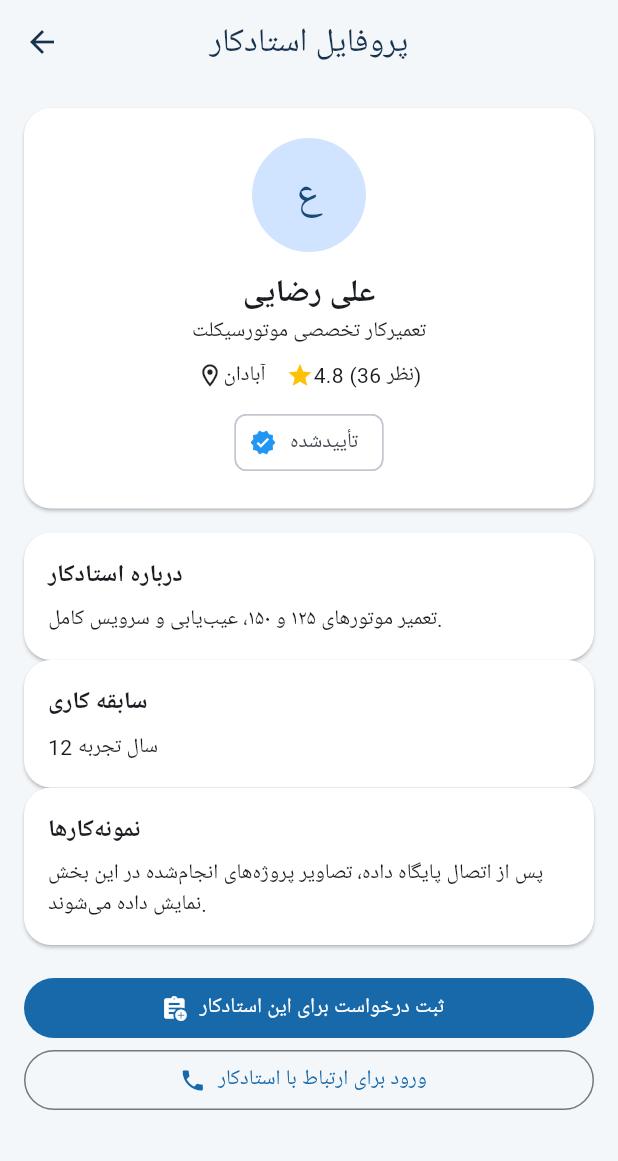
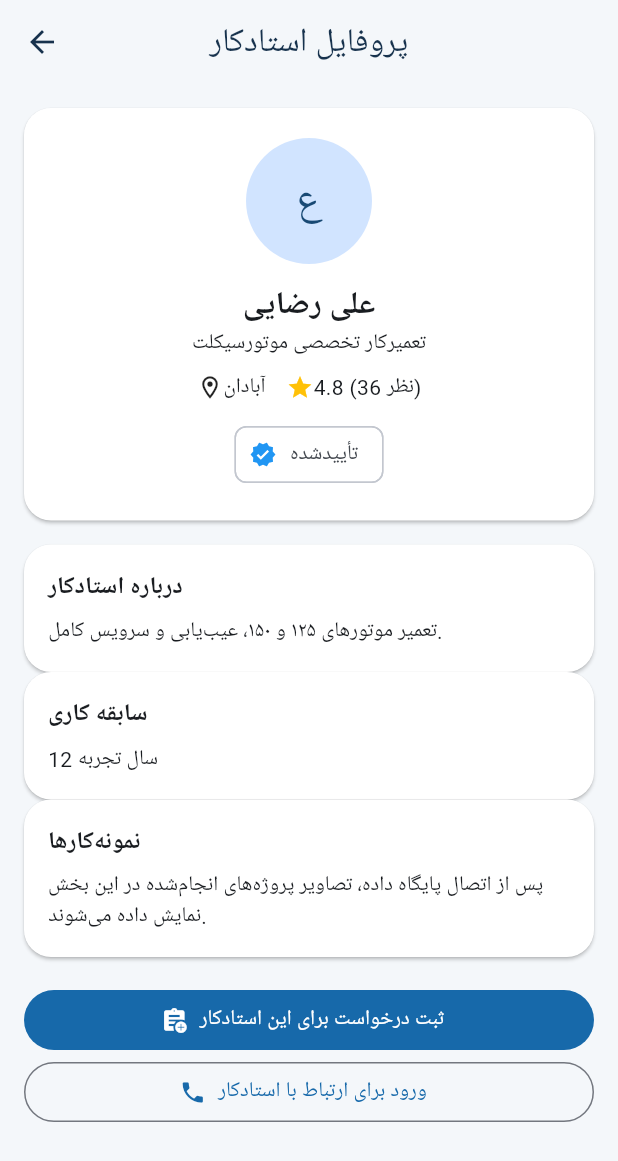
Before and after one commit to mahmood-shabani/ostadchi, a Flutter app: the WorkerDetailScreen screen opened directly with sample values from the repository, on a phone screen of 412 x 824 dp. Shown: the top 1161 px of the screen. Run offline on Flutter 3.47's test engine with Material 3 defaults, Android fonts, the phone set to English and light mode, and no system bars; our stand-ins replace image_picker, shared_preferences, supabase_flutter; accounts and stored records are empty.

Commit message:
Display worker photo on profile detail

```diff
--- a/lib/features/workers/worker_detail_screen.dart
+++ b/lib/features/workers/worker_detail_screen.dart
@@ -22,11 +22,16 @@ class WorkerDetailScreen extends StatelessWidget {
               child: Column(
                 children: [
                   CircleAvatar(
-                    radius: 38,
-                    child: Text(
-                      worker.name.isEmpty ? 'ا' : worker.name.substring(0, 1),
-                      style: const TextStyle(fontSize: 28),
-                    ),
+                    radius: 42,
+                    backgroundImage: worker.avatarUrl == null || worker.avatarUrl!.isEmpty
+                        ? null
+                        : NetworkImage(worker.avatarUrl!),
+                    child: worker.avatarUrl == null || worker.avatarUrl!.isEmpty
+                        ? Text(
+                            worker.name.isEmpty ? 'ا' : worker.name.substring(0, 1),
+                            style: const TextStyle(fontSize: 28),
+                          )
+                        : null,
                   ),
                   const SizedBox(height: 12),
                   Text(
```
